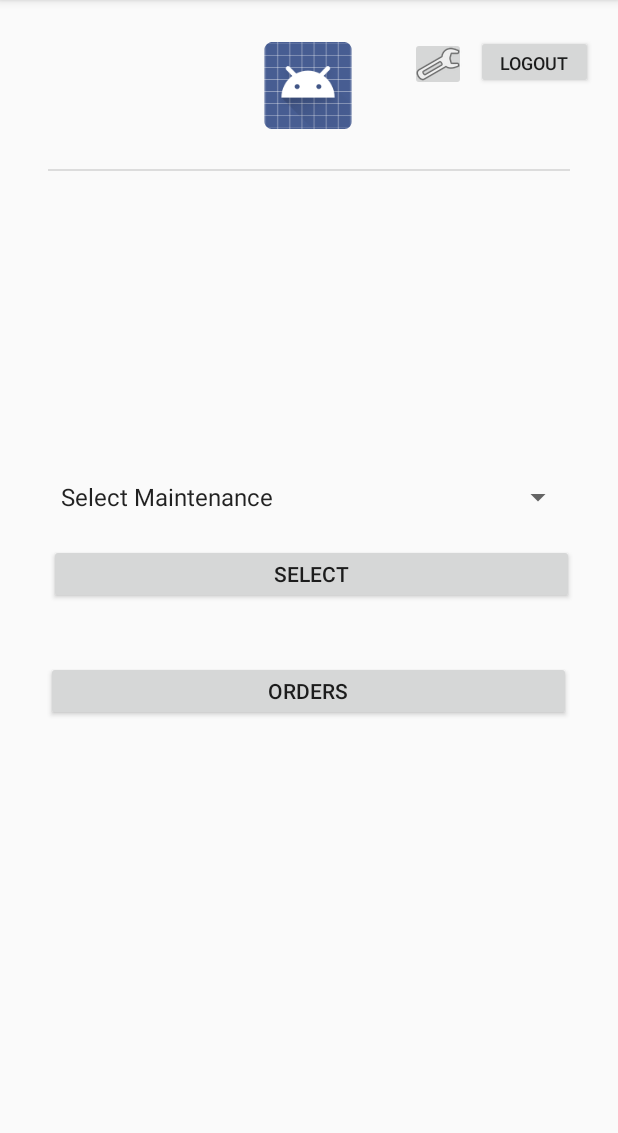
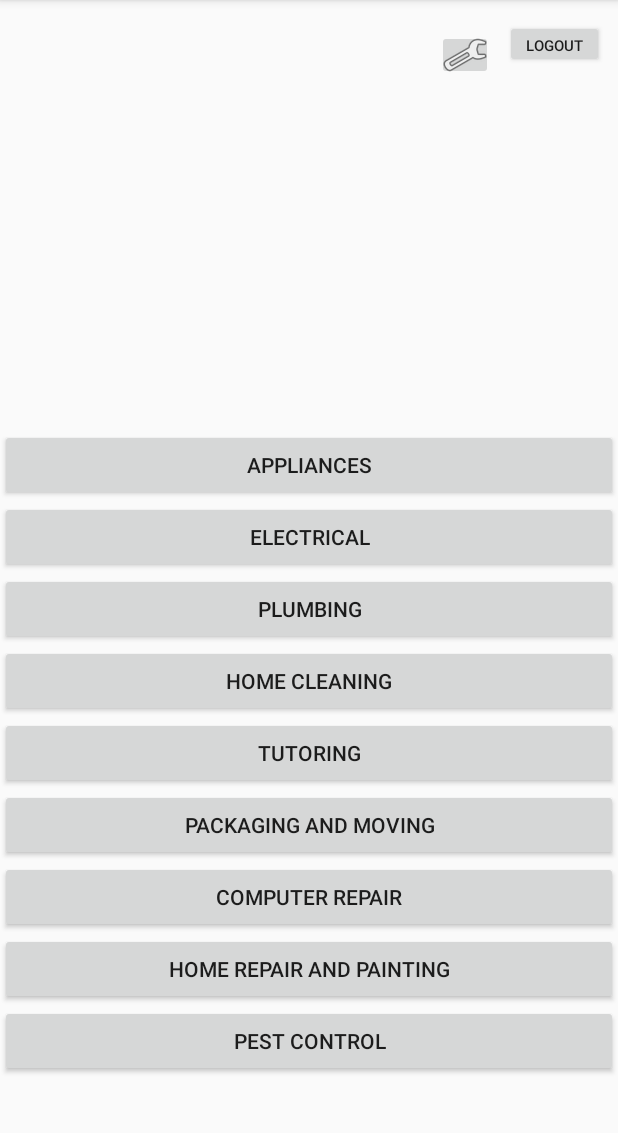
Before and after one commit to Jeremy2052/SMS, an Android app: the screen it shows after launch (main_Screen before the commit, mainScreen after it), after a tap on "SKIP", on a phone screen of 412 x 824 dp, the part 84-1217 px from its top. Run offline under Robolectric (Android 15) with nearby library versions, the phone set to English and light mode, and no system bars.

Commit message:
Main screen update

```diff
--- a/app/src/main/AndroidManifest.xml
+++ b/app/src/main/AndroidManifest.xml
@@ -9,8 +9,8 @@
         android:roundIcon="@mipmap/ic_launcher_round"
         android:supportsRtl="true"
         android:theme="@style/AppTheme">
-        <activity android:name=".registration"></activity>
-        <activity android:name=".main_Screen" />
+        <activity android:name=".mainScreen"></activity>
+        <activity android:name=".registration" />
         <activity android:name=".MainActivity">
             <intent-filter>
                 <action android:name="android.intent.action.MAIN" />
--- a/app/src/main/java/com/example/login/MainActivity.java
+++ b/app/src/main/java/com/example/login/MainActivity.java
@@ -29,7 +29,7 @@ public class MainActivity extends AppCompatActivity {
                 final String pass = password.getText().toString();
 
                 if(user.matches("jeremy") & pass.matches("123")){
-                    Intent intent = new Intent(getApplicationContext(), main_Screen.class);
+                    Intent intent = new Intent(getApplicationContext(), mainScreen.class);
                     startActivity(intent);
                 }else{
                     CharSequence text = "Login Unsuccessful";
@@ -48,7 +48,7 @@ public class MainActivity extends AppCompatActivity {
 
         skip.setOnClickListener(new View.OnClickListener() {
             public void onClick(View v) {
-                Intent intent = new Intent(getApplicationContext(), main_Screen.class);
+                Intent intent = new Intent(getApplicationContext(), mainScreen.class);
                 startActivity(intent);
             }
         });
--- /dev/null
+++ b/app/src/main/java/com/example/login/mainScreen.java
@@ -0,0 +1,14 @@
+package com.example.login;
+
+import androidx.appcompat.app.AppCompatActivity;
+
+import android.os.Bundle;
+
+public class mainScreen extends AppCompatActivity {
+
+    @Override
+    protected void onCreate(Bundle savedInstanceState) {
+        super.onCreate(savedInstanceState);
+        setContentView(R.layout.activity_main_screen);
+    }
+}
--- a/app/src/main/java/com/example/login/main_Screen.java
+++ /dev/null
@@ -1,54 +0,0 @@
-package com.example.login;
-
-import androidx.appcompat.app.AppCompatActivity;
-
-import android.content.Intent;
-import android.os.Bundle;
-import android.view.View;
-import android.widget.AdapterView;
-import android.widget.ArrayAdapter;
-import android.widget.Button;
-import android.widget.Spinner;
-import android.widget.Toast;
-
-import java.nio.charset.Charset;
-
-public class main_Screen extends AppCompatActivity implements AdapterView.OnItemSelectedListener {
-
-    @Override
-    protected void onCreate(Bundle savedInstanceState) {
-        super.onCreate(savedInstanceState);
-        setContentView(R.layout.activity_main__screen);
-
-        Button logout = findViewById(R.id.logout);
-
-        Spinner services = findViewById(R.id.services);
-        ArrayAdapter<CharSequence> adapter = ArrayAdapter.createFromResource(this, R.array.services,android.R.layout.simple_spinner_item);
-        adapter.setDropDownViewResource(android.R.layout.simple_spinner_dropdown_item);
-        services.setAdapter(adapter);
-        services.setOnItemSelectedListener(this);
-
-        logout.setOnClickListener(new View.OnClickListener() {
-            @Override
-            public void onClick(View v) {
-                Intent intent = new Intent(getApplicationContext(), MainActivity.class);
-                startActivity(intent);
-                /*
-                * Add functionality of loggino out
-                * */
-            }
-        });
-
-    }
-
-    @Override
-    public void onItemSelected(AdapterView<?> parent, View view, int position, long id) {
-        String text = parent.getItemAtPosition(position).toString();
-        Toast.makeText(parent.getContext(),text,Toast.LENGTH_SHORT);
-    }
-
-    @Override
-    public void onNothingSelected(AdapterView<?> parent) {
-
-    }
-}
--- a/app/src/main/res/layout/activity_main__screen.xml
+++ /dev/null
@@ -1,111 +0,0 @@
-<?xml version="1.0" encoding="utf-8"?>
-<androidx.constraintlayout.widget.ConstraintLayout xmlns:android="http://schemas.android.com/apk/res/android"
-    xmlns:app="http://schemas.android.com/apk/res-auto"
-    xmlns:tools="http://schemas.android.com/tools"
-    android:layout_width="match_parent"
-    android:layout_height="match_parent"
-    tools:context=".main_Screen">
-
-    <View
-        android:id="@+id/divider2"
-        android:layout_width="0dp"
-        android:layout_height="1dp"
-        android:layout_marginStart="32dp"
-        android:layout_marginLeft="32dp"
-        android:layout_marginEnd="32dp"
-        android:layout_marginRight="32dp"
-        android:background="?android:attr/listDivider"
-        app:layout_constraintBottom_toBottomOf="parent"
-        app:layout_constraintEnd_toEndOf="parent"
-        app:layout_constraintHorizontal_bias="0.0"
-        app:layout_constraintStart_toStartOf="parent"
-        app:layout_constraintTop_toTopOf="parent"
-        app:layout_constraintVertical_bias="0.147" />
-
-    <Button
-        android:id="@+id/logout"
-        android:layout_width="78dp"
-        android:layout_height="36dp"
-        android:text="logout"
-        android:textSize="12sp"
-        app:layout_constraintBottom_toTopOf="@+id/divider2"
-        app:layout_constraintEnd_toEndOf="parent"
-        app:layout_constraintHorizontal_bias="0.951"
-        app:layout_constraintStart_toStartOf="parent"
-        app:layout_constraintTop_toTopOf="parent"
-        app:layout_constraintVertical_bias="0.307" />
-
-    <Button
-        android:id="@+id/select"
-        android:layout_width="350dp"
-        android:layout_height="40dp"
-        android:layout_marginStart="16dp"
-        android:layout_marginLeft="16dp"
-        android:layout_marginEnd="16dp"
-        android:layout_marginRight="16dp"
-        android:text="Select"
-        app:layout_constraintBottom_toBottomOf="parent"
-        app:layout_constraintEnd_toEndOf="parent"
-        app:layout_constraintHorizontal_bias="0.551"
-        app:layout_constraintStart_toStartOf="parent"
-        app:layout_constraintTop_toBottomOf="@+id/divider2"
-        app:layout_constraintVertical_bias="0.405" />
-
-    <Spinner
-        android:id="@+id/services"
-        android:layout_width="350dp"
-        android:layout_height="40dp"
-        android:layout_marginStart="16dp"
-        android:layout_marginLeft="16dp"
-        android:layout_marginEnd="16dp"
-        android:layout_marginRight="16dp"
-        android:text="Service Request"
-        app:layout_constraintBottom_toTopOf="@+id/select"
-        app:layout_constraintEnd_toEndOf="parent"
-        app:layout_constraintHorizontal_bias="0.551"
-        app:layout_constraintStart_toStartOf="parent"
-        app:layout_constraintTop_toBottomOf="@+id/divider2"
-        app:layout_constraintVertical_bias="0.947" />
-
-    <Button
-        android:id="@+id/order"
-        android:layout_width="350dp"
-        android:layout_height="40dp"
-        android:layout_marginStart="16dp"
-        android:layout_marginLeft="16dp"
-        android:layout_marginEnd="16dp"
-        android:layout_marginRight="16dp"
-        android:text="Orders"
-        app:layout_constraintBottom_toBottomOf="parent"
-        app:layout_constraintEnd_toEndOf="parent"
-        app:layout_constraintHorizontal_bias="0.482"
-        app:layout_constraintStart_toStartOf="parent"
-        app:layout_constraintTop_toBottomOf="@+id/select"
-        app:layout_constraintVertical_bias="0.116" />
-
-    <ImageView
-        android:id="@+id/imageView2"
-        android:layout_width="69dp"
-        android:layout_height="58dp"
-        app:layout_constraintBottom_toBottomOf="@+id/divider2"
-        app:layout_constraintEnd_toStartOf="@+id/logout"
-        app:layout_constraintHorizontal_bias="0.689"
-        app:layout_constraintStart_toStartOf="parent"
-        app:layout_constraintTop_toTopOf="parent"
-        app:srcCompat="@android:drawable/sym_def_app_icon" />
-
-    <ImageButton
-        android:id="@+id/imageButton"
-        android:layout_width="37dp"
-        android:layout_height="36dp"
-        android:layout_marginStart="12dp"
-        android:layout_marginLeft="12dp"
-        app:layout_constraintBottom_toBottomOf="@+id/divider2"
-        app:layout_constraintEnd_toStartOf="@+id/logout"
-        app:layout_constraintHorizontal_bias="0.758"
-        app:layout_constraintStart_toEndOf="@+id/imageView2"
-        app:layout_constraintTop_toTopOf="parent"
-        app:layout_constraintVertical_bias="0.313"
-        app:srcCompat="@android:drawable/ic_menu_manage" />
-
-</androidx.constraintlayout.widget.ConstraintLayout>
--- /dev/null
+++ b/app/src/main/res/layout/activity_main_screen.xml
@@ -0,0 +1,110 @@
+<?xml version="1.0" encoding="utf-8"?>
+<androidx.constraintlayout.widget.ConstraintLayout xmlns:android="http://schemas.android.com/apk/res/android"
+    xmlns:app="http://schemas.android.com/apk/res-auto"
+    xmlns:tools="http://schemas.android.com/tools"
+    android:layout_width="match_parent"
+    android:layout_height="match_parent"
+    tools:context=".mainScreen">
+
+    <ScrollView
+        android:id="@+id/scrollView2"
+        android:layout_width="412dp"
+        android:layout_height="wrap_content"
+        app:layout_constraintBottom_toBottomOf="parent"
+        app:layout_constraintEnd_toEndOf="parent"
+        app:layout_constraintStart_toStartOf="parent">
+
+        <LinearLayout
+            android:layout_width="match_parent"
+            android:layout_height="wrap_content"
+            android:orientation="vertical">
+
+
+            <Button
+                android:id="@+id/button10"
+                android:layout_width="match_parent"
+                android:layout_height="wrap_content"
+                android:text="Appliances" />
+
+            <Button
+                android:id="@+id/button9"
+                android:layout_width="match_parent"
+                android:layout_height="wrap_content"
+                android:text="Electrical" />
+
+            <Button
+                android:id="@+id/button8"
+                android:layout_width="match_parent"
+                android:layout_height="wrap_content"
+                android:text="Plumbing" />
+
+            <Button
+                android:id="@+id/button7"
+                android:layout_width="match_parent"
+                android:layout_height="wrap_content"
+                android:text="Home Cleaning" />
+
+            <Button
+                android:id="@+id/button6"
+                android:layout_width="match_parent"
+                android:layout_height="wrap_content"
+                android:text="Tutoring" />
+
+            <Button
+                android:id="@+id/button5"
+                android:layout_width="match_parent"
+                android:layout_height="wrap_content"
+                android:text="Packaging and Moving" />
+
+            <Button
+                android:id="@+id/button4"
+                android:layout_width="match_parent"
+                android:layout_height="wrap_content"
+                android:text="Computer Repair" />
+
+            <Button
+                android:id="@+id/button3"
+                android:layout_width="match_parent"
+                android:layout_height="wrap_content"
+                android:text="Home REpair and Painting" />
+
+            <Button
+                android:id="@+id/button2"
+                android:layout_width="match_parent"
+                android:layout_height="wrap_content"
+                android:text="Pest Control" />
+
+            <View
+                android:layout_width="match_parent"
+                android:layout_height="50dp" />
+        </LinearLayout>
+    </ScrollView>
+
+    <Button
+        android:id="@+id/button"
+        android:layout_width="66dp"
+        android:layout_height="32dp"
+        android:layout_marginTop="8dp"
+        android:layout_marginEnd="8dp"
+        android:layout_marginRight="8dp"
+        android:text="logout"
+        android:textSize="10sp"
+        app:layout_constraintBottom_toTopOf="@+id/scrollView2"
+        app:layout_constraintEnd_toEndOf="parent"
+        app:layout_constraintHorizontal_bias="0.997"
+        app:layout_constraintStart_toStartOf="parent"
+        app:layout_constraintTop_toTopOf="parent"
+        app:layout_constraintVertical_bias="0.022" />
+
+    <ImageButton
+        android:id="@+id/imageButton"
+        android:layout_width="37dp"
+        android:layout_height="33dp"
+        app:layout_constraintBottom_toTopOf="@+id/scrollView2"
+        app:layout_constraintEnd_toStartOf="@+id/button"
+        app:layout_constraintHorizontal_bias="0.973"
+        app:layout_constraintStart_toStartOf="parent"
+        app:layout_constraintTop_toTopOf="parent"
+        app:layout_constraintVertical_bias="0.08"
+        app:srcCompat="@android:drawable/ic_menu_manage" />
+</androidx.constraintlayout.widget.ConstraintLayout>
--- a/app/src/main/res/values/strings.xml
+++ b/app/src/main/res/values/strings.xml
@@ -1,14 +1 @@
-<resources>
-    <string-array name="services">
-        <item>Select Maintenance</item>
-        <item>Appliances</item>
-        <item>Electrical</item>
-        <item>Plumbing</item>
-        <item>Home Cleaning</item>
-        <item>Tutoring</item>
-        <item>Packaging/Moving</item>
-        <item>Computer Repair</item>
-        <item>Home Repair/Painting</item>
-        <item>Pest Control</item>
-    </string-array>
-</resources>
+<resources></resources>
```
Also changed, not shown: app/build.gradle (line endings or trailing spaces).
